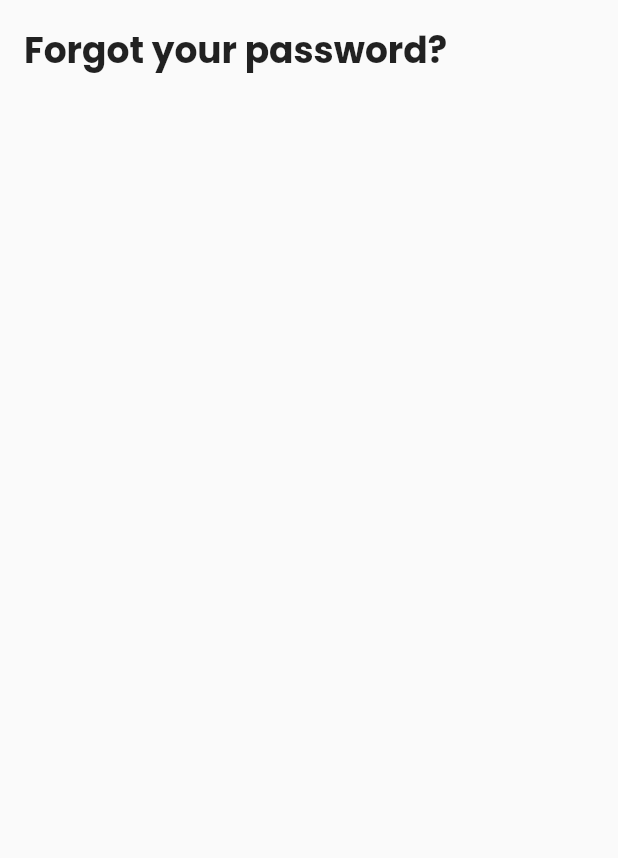
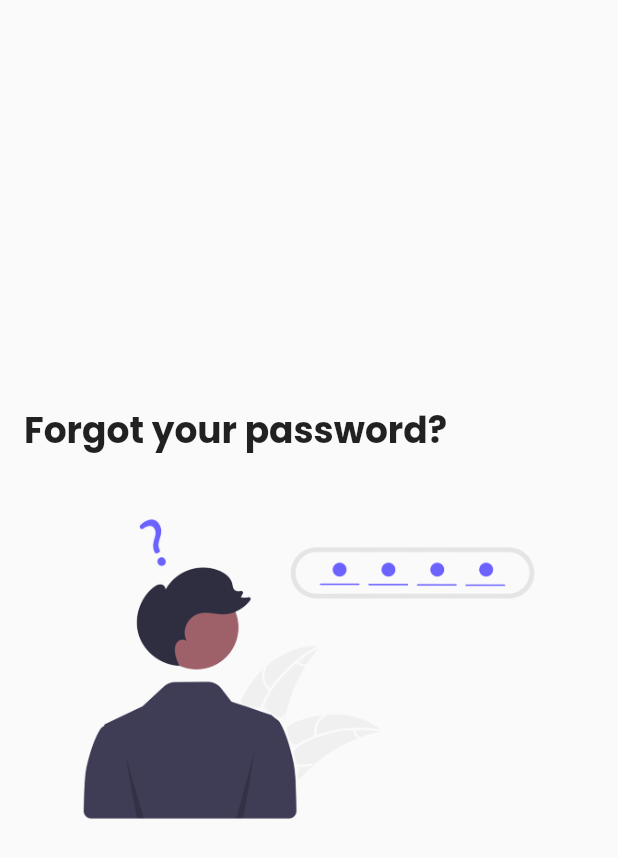
Before and after one commit to Ceee17/Online_Transportation, a Flutter app: the screen it shows after launch, on a phone screen of 412 x 824 dp. Shown: the top 858 px of the screen. Run offline on Flutter 3.47's test engine with Material 2 defaults, Android fonts, the phone set to English and light mode, and no system bars; our stand-ins replace carousel_slider, flutter_svg, water_drop_nav_bar.

Commit message:
penambahan forgot password page

```diff
--- a/lib/pages/forgotpasswordpage.dart
+++ b/lib/pages/forgotpasswordpage.dart
@@ -8,7 +8,8 @@ class ForgotPasswordPage extends StatelessWidget {
     return MaterialApp(
       home: Scaffold(
         body: Column(
-          crossAxisAlignment: CrossAxisAlignment.start,
+          mainAxisAlignment: MainAxisAlignment.center,
+          crossAxisAlignment: CrossAxisAlignment.center,
           children: [
             Container(
               padding: EdgeInsets.all(16.0),
@@ -25,6 +26,11 @@ class ForgotPasswordPage extends StatelessWidget {
                 ),
               ),
             ),
+            Image.asset(
+              'lib/assets/images/forgpass.png',
+              width: 450,
+              height: 250,
+            ),
           ],
         ),
       ),
--- a/pubspec.yaml
+++ b/pubspec.yaml
@@ -73,6 +73,8 @@ flutter:
     - lib/assets/images/taxi.png
     - lib/assets/images/car.png
     - lib/assets/images/2taxi.png
+    - lib/assets/images/forgpass.png
+    - lib/assets/images/mess.png
 
       # An image asset can refer to one or more resolution-specific "variants", see
   # https://flutter.dev/assets-and-images/#resolution-aware
```
Also changed, not shown: lib/assets/images/forgpass.png (added), lib/assets/images/mess.png (added).
